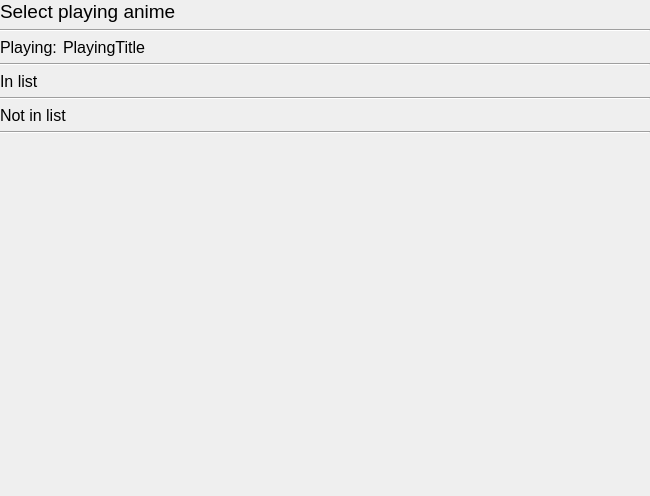
Before: the Qt Designer form src/gui/pages/recognition_select_anime_widget.ui in nisemono0/AniTrack, drawn with Qt 5.
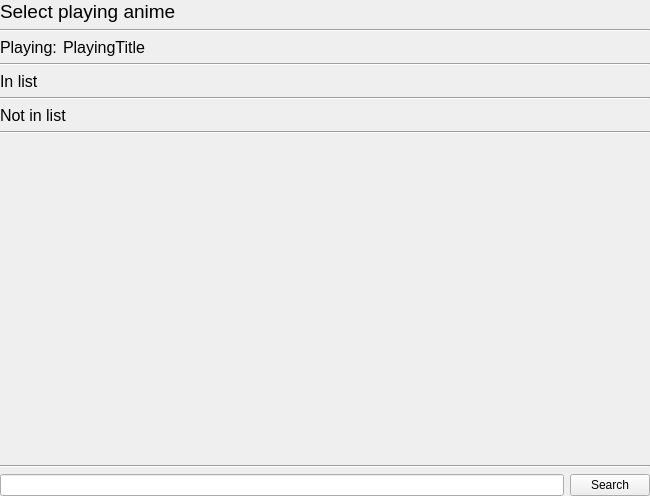
After: the same form once the commit is applied.

Commit message: feat: implement select recognized anime page

What changed in the file:
```diff
--- a/src/gui/pages/recognition_select_anime_widget.ui
+++ b/src/gui/pages/recognition_select_anime_widget.ui
@@ -99,7 +99,7 @@
     <layout class="QVBoxLayout" name="verticalLayoutInList"/>
    </item>
    <item>
-    <widget class="Line" name="line_3">
+    <widget class="Line" name="lineInList">
      <property name="orientation">
       <enum>Qt::Orientation::Horizontal</enum>
      </property>
@@ -140,6 +140,34 @@
      </property>
     </spacer>
    </item>
+   <item>
+    <widget class="Line" name="line_3">
+     <property name="orientation">
+      <enum>Qt::Orientation::Horizontal</enum>
+     </property>
+    </widget>
+   </item>
+   <item>
+    <layout class="QHBoxLayout" name="horizontalLayout_2">
+     <item>
+      <widget class="QLineEdit" name="lineEditSearchText">
+       <property name="focusPolicy">
+        <enum>Qt::FocusPolicy::ClickFocus</enum>
+       </property>
+      </widget>
+     </item>
+     <item>
+      <widget class="QPushButton" name="pushButtonSearch">
+       <property name="focusPolicy">
+        <enum>Qt::FocusPolicy::NoFocus</enum>
+       </property>
+       <property name="text">
+        <string>Search</string>
+       </property>
+      </widget>
+     </item>
+    </layout>
+   </item>
   </layout>
  </widget>
  <resources/>
```
Left out of the diff: 24 changed lines with no effect on the pictures. The commit also changes 2 other files.
